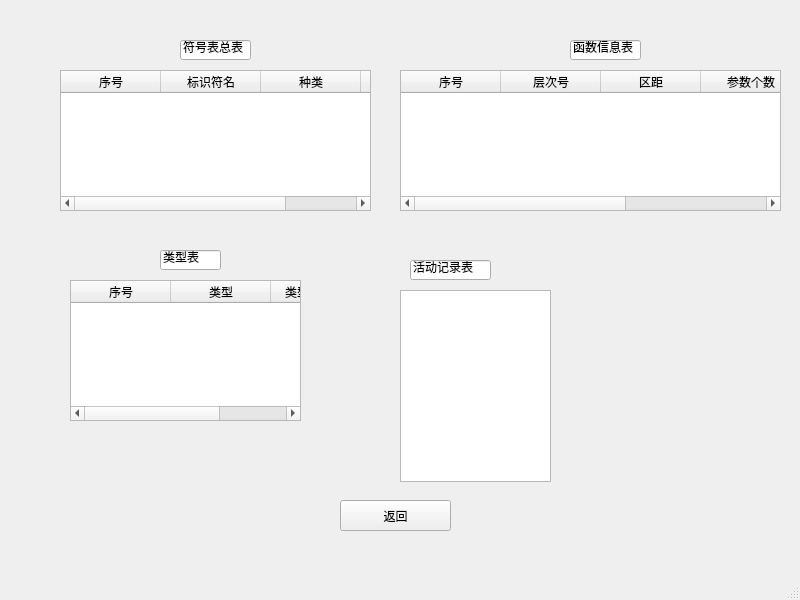
Old version of the form symtable.ui in the repository lh2080028463/Compiler.
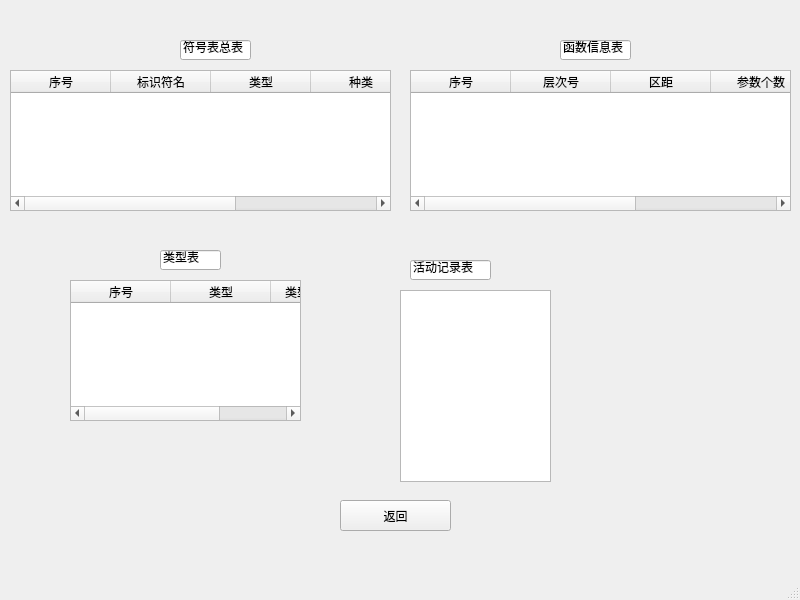
New version of the form.

Commit message: 符号表与类型表

The edit to the form file:
```diff
--- a/symtable.ui
+++ b/symtable.ui
@@ -17,7 +17,7 @@
    <widget class="QLineEdit" name="lineEdit_3">
     <property name="geometry">
      <rect>
-      <x>570</x>
+      <x>560</x>
       <y>40</y>
       <width>71</width>
       <height>20</height>
@@ -66,7 +66,7 @@
    <widget class="QTableWidget" name="PFINFL">
     <property name="geometry">
      <rect>
-      <x>400</x>
+      <x>410</x>
       <y>70</y>
       <width>381</width>
       <height>141</height>
@@ -139,9 +139,9 @@
    <widget class="QTableWidget" name="SYNBL">
     <property name="geometry">
      <rect>
-      <x>60</x>
+      <x>10</x>
       <y>70</y>
-      <width>311</width>
+      <width>381</width>
       <height>141</height>
      </rect>
     </property>
@@ -155,6 +155,11 @@
       <string>标识符名</string>
      </property>
     </column>
+    <column>
+     <property name="text">
+      <string>类型</string>
+     </property>
+    </column>
     <column>
      <property name="text">
       <string>种类</string>
```
The commit also changes 7 other files.
